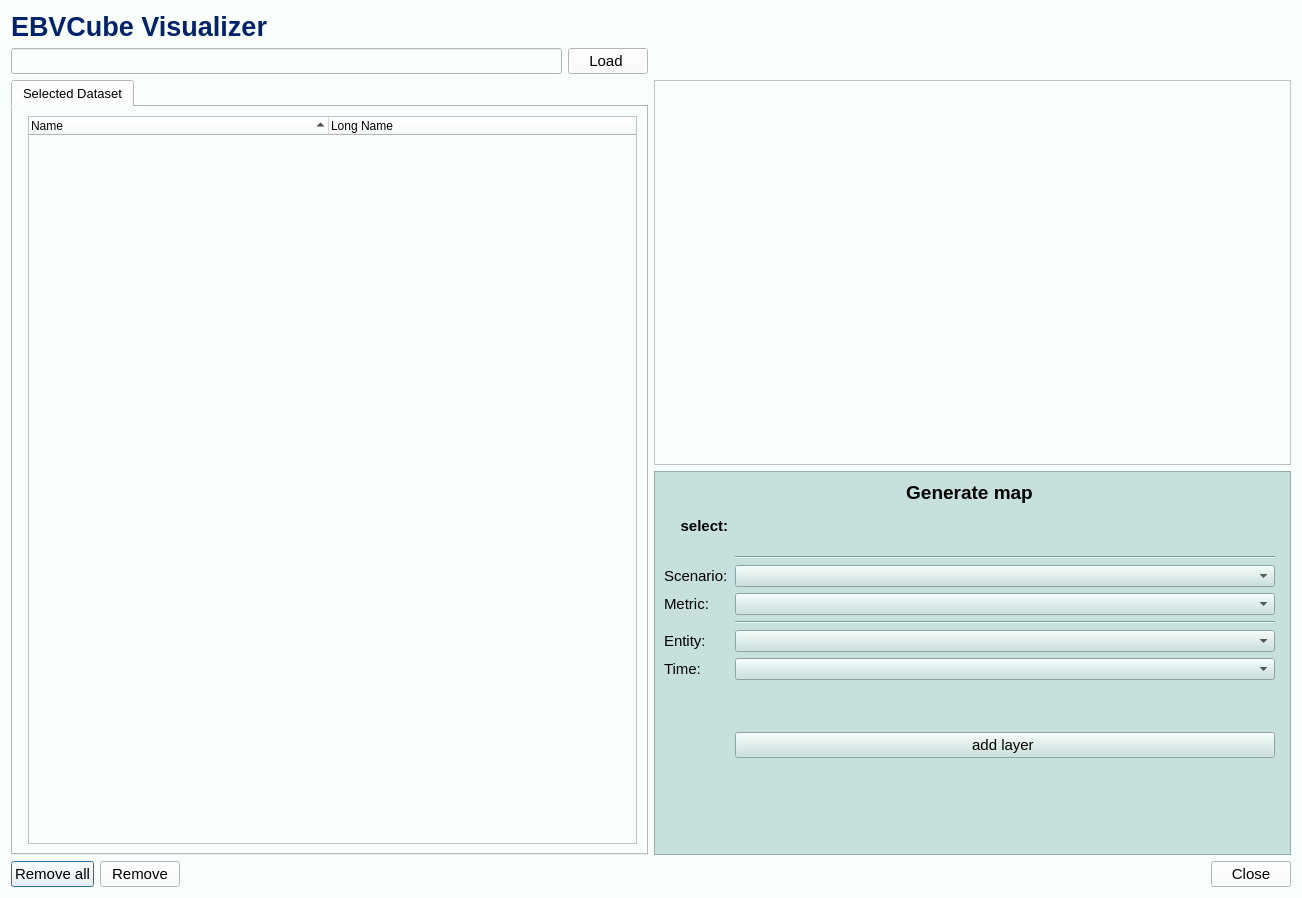
Old version of the form EBVCubeVisualizer.ui in the repository EBVcube/EBVCubeVisualizer.
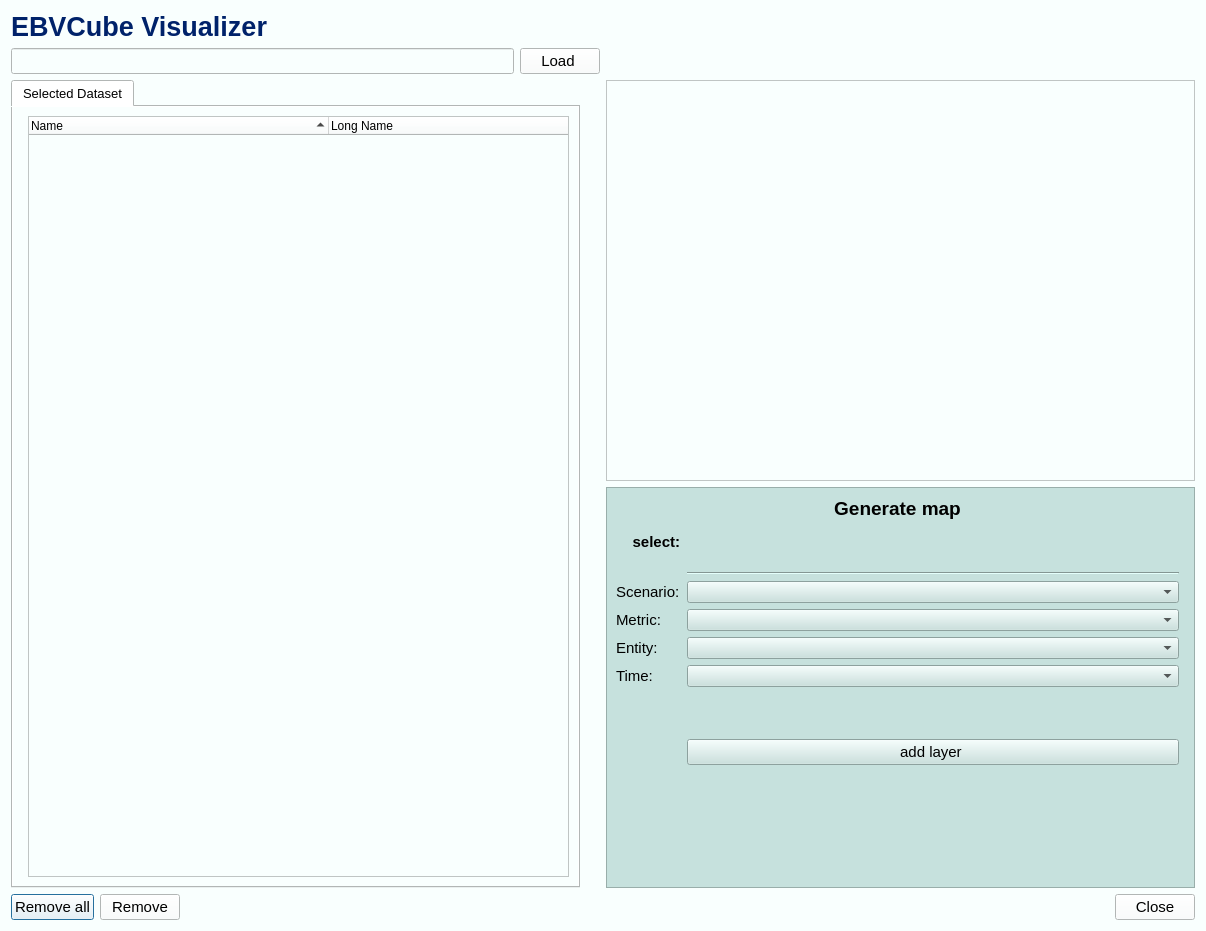
New version of the form.

Commit message: Refactor EBVCubeVisualizer UI layout for improved spacing and organization

```diff
--- a/EBVCubeVisualizer.ui
+++ b/EBVCubeVisualizer.ui
@@ -6,8 +6,8 @@
    <rect>
     <x>0</x>
     <y>0</y>
-    <width>1302</width>
-    <height>898</height>
+    <width>1206</width>
+    <height>931</height>
    </rect>
   </property>
   <property name="sizePolicy">
@@ -198,6 +198,12 @@
           <layout class="QFormLayout" name="formLayout">
            <item row="0" column="1">
             <widget class="QTreeWidget" name="tree_data">
+             <property name="sizePolicy">
+              <sizepolicy hsizetype="Ignored" vsizetype="Expanding">
+               <horstretch>0</horstretch>
+               <verstretch>0</verstretch>
+              </sizepolicy>
+             </property>
              <property name="font">
               <font>
                <weight>50</weight>
@@ -253,6 +259,29 @@
          </widget>
         </widget>
        </item>
+       <item row="0" column="1">
+        <spacer name="verticalSpacer_2">
+         <property name="orientation">
+          <enum>Qt::Vertical</enum>
+         </property>
+         <property name="sizeHint" stdset="0">
+          <size>
+           <width>20</width>
+           <height>40</height>
+          </size>
+         </property>
+        </spacer>
+       </item>
+      </layout>
+     </item>
+     <item row="3" column="1">
+      <layout class="QVBoxLayout" name="verticalLayout">
+       <property name="sizeConstraint">
+        <enum>QLayout::SetDefaultConstraint</enum>
+       </property>
+       <item>
+        <widget class="QTextBrowser" name="text_info"/>
+       </item>
       </layout>
      </item>
      <item row="4" column="1">
@@ -353,14 +382,7 @@
           <item row="5" column="1">
            <widget class="QComboBox" name="cbox_metric"/>
           </item>
-          <item row="7" column="1">
-           <widget class="Line" name="line">
-            <property name="orientation">
-             <enum>Qt::Horizontal</enum>
-            </property>
-           </widget>
-          </item>
-          <item row="8" column="0">
+          <item row="7" column="0">
            <widget class="QLabel" name="label_2">
             <property name="font">
              <font>
@@ -372,10 +394,10 @@
             </property>
            </widget>
           </item>
-          <item row="8" column="1">
+          <item row="7" column="1">
            <widget class="QComboBox" name="cbox_entity"/>
           </item>
-          <item row="9" column="0">
+          <item row="8" column="0">
            <widget class="QLabel" name="label_3">
             <property name="font">
              <font>
@@ -387,7 +409,7 @@
             </property>
            </widget>
           </item>
-          <item row="9" column="1">
+          <item row="8" column="1">
            <widget class="QComboBox" name="cbox_time"/>
           </item>
           <item row="10" column="1">
@@ -403,7 +425,7 @@
             </property>
            </spacer>
           </item>
-          <item row="11" column="1">
+          <item row="12" column="1">
            <widget class="QPushButton" name="btn_plot">
             <property name="sizePolicy">
              <sizepolicy hsizetype="Expanding" vsizetype="Fixed">
```
Left out of the diff: 10 changed lines with no effect on the pictures.
